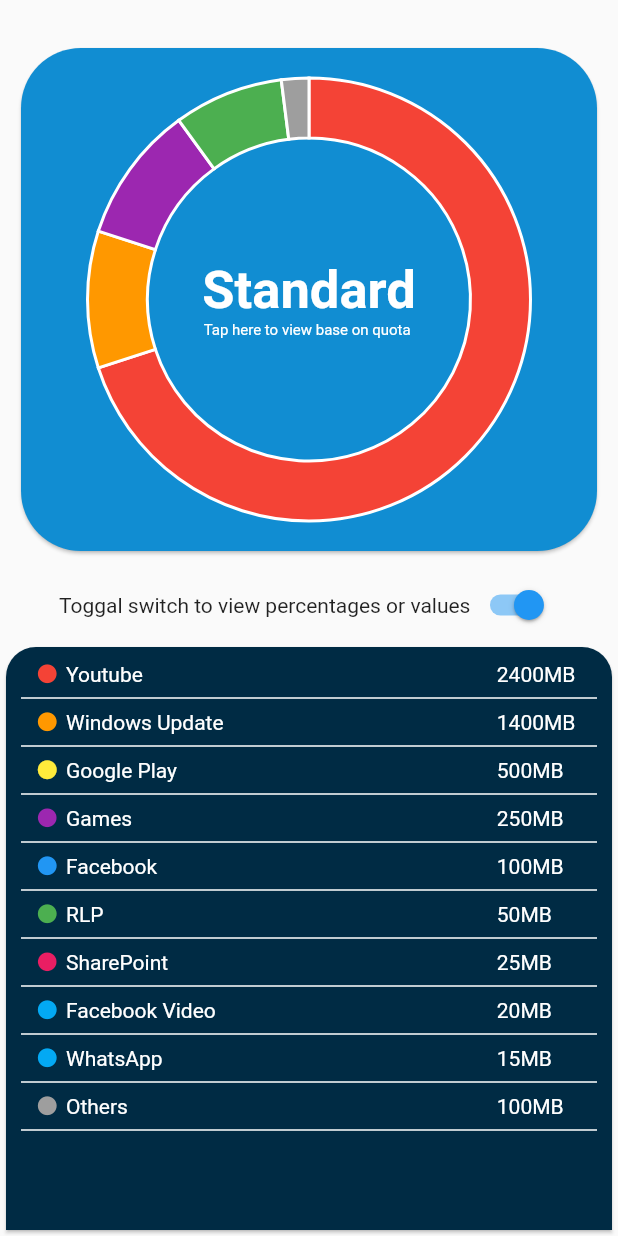
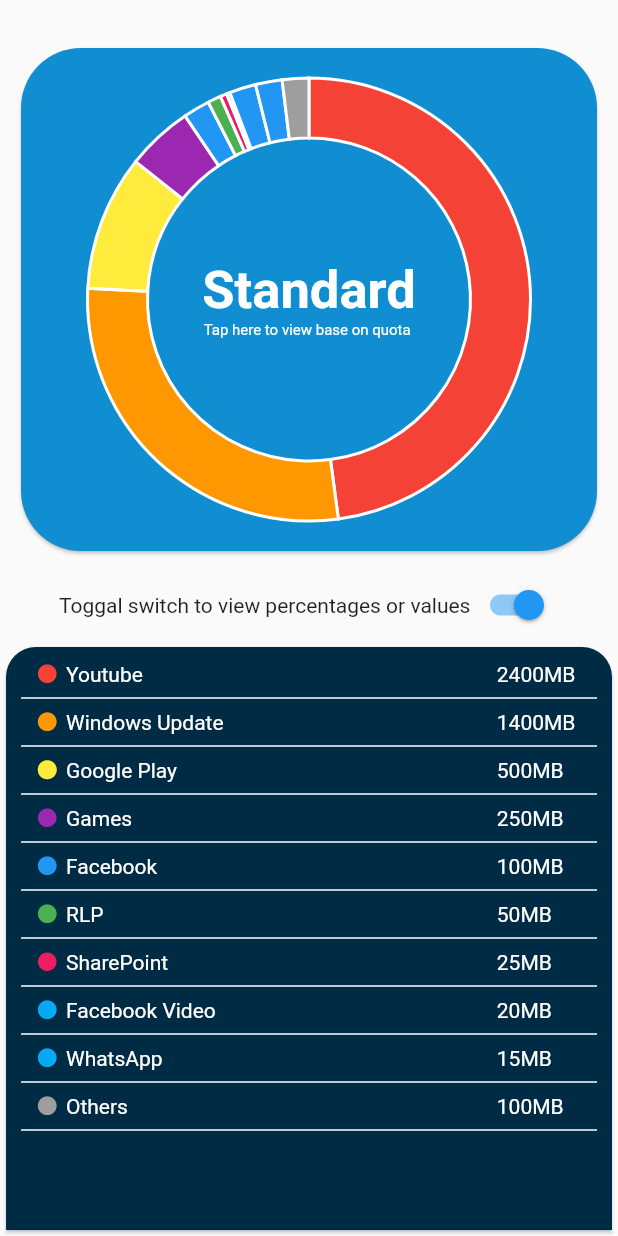
Before and after one commit to User-Experience-Design-SE3050-2021/se3050---uee-2021s2_reg_we_40, a Flutter app: the DetailedReportPage widget shown alone on an empty page, opened directly, on a phone screen of 412 x 824 dp. Run offline on Flutter 3.47's test engine with Material 2 defaults, Android fonts, the phone set to English and light mode, and no system bars; our stand-ins replace charts_flutter, flutter_datetime_picker; network calls fail.

Commit message:
added color pallet changes

```diff
--- a/lib/pages/detailed_report_page/detailed-report-page.dart
+++ b/lib/pages/detailed_report_page/detailed-report-page.dart
@@ -14,11 +14,18 @@ class _DetailedReportPageState extends State<DetailedReportPage> {
   List<charts.Series<Usage, String>> seriesPieData =
       List<charts.Series<Usage, String>>();
   var pieData = [
-    new Usage('Youtube', 70, Colors.red),
-    new Usage('League of legends', 10, Colors.orange),
-    new Usage('Twitch', 10, Colors.purple),
-    new Usage('Whats App', 8, Colors.green),
-    new Usage('Google Play', 2, Colors.grey),
+    new Usage('Youtube', 49.38, Colors.red),
+    new Usage('Windows Update', 28.8, Colors.orange),
+    new Usage('Google Play', 10.2, Colors.yellow),
+    new Usage('games', 5, Colors.purple),
+    new Usage('FaceBook', 2, Colors.blue),
+    new Usage('RLP', 1, Colors.green),
+    new Usage('Share Point', 0.5, Colors.pink),
+    new Usage('Facebook video', 0.25, Colors.lightBlue),
+    new Usage('WhatsApp', 2, Colors.blue[500]),
+    new Usage('WhatsApp', 2, Colors.blue[500]),
+    new Usage('Other', 2, Colors.grey[500]),
+
   ];
   @override
   void initState() {
```
